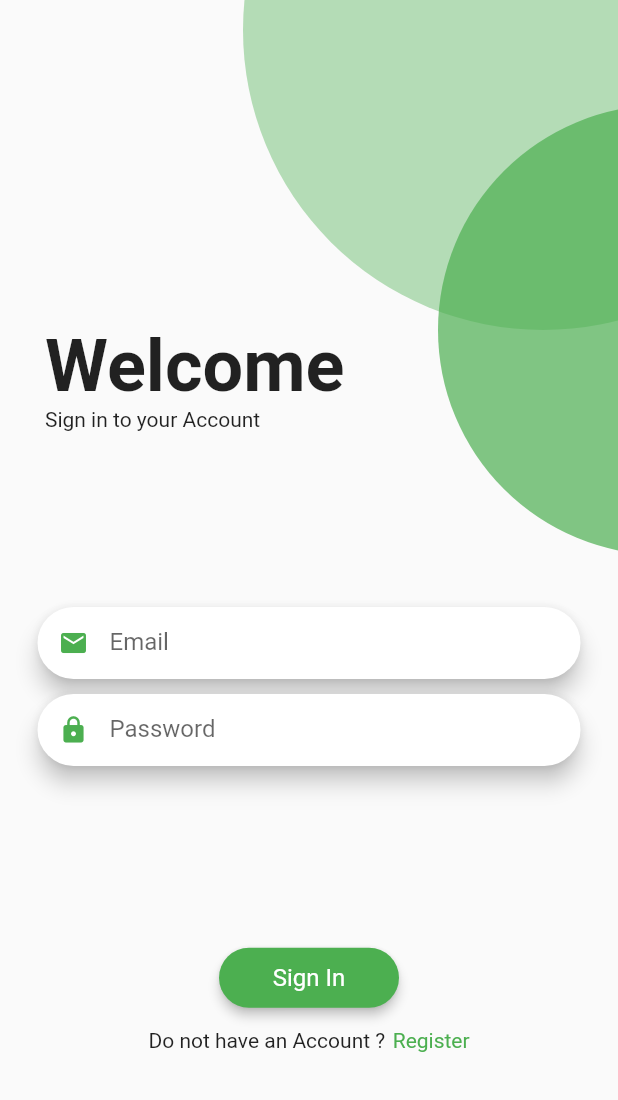
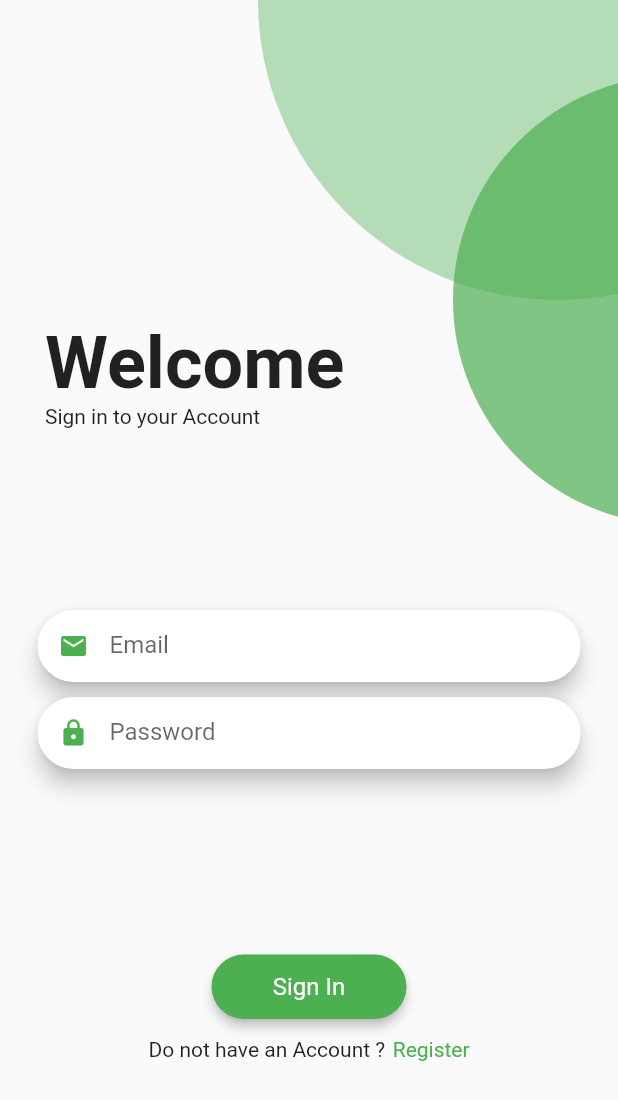
Before and after one commit to akashdeep007/hack-20, a Flutter app: the screen it shows after launch, on a phone screen of 412 x 824 dp. Shown: the top 1100 px of the screen. Run offline on Flutter 3.47's test engine with Material 2 defaults, Android fonts, the phone set to English and light mode, and no system bars; our stand-ins replace cloud_firestore, firebase_auth, image_picker, validators; accounts and stored records are empty.

Commit message:
Profile Page made and Login Loader made full page/.

```diff
--- a/lib/main.dart
+++ b/lib/main.dart
@@ -20,8 +20,8 @@ class MyApp extends StatelessWidget {
         theme: ThemeData(
           buttonTheme: ButtonThemeData(
             textTheme: ButtonTextTheme.primary,
-            height: 40,
-            minWidth: 120,
+            height: 43,
+            minWidth: 130,
             shape: RoundedRectangleBorder(
               borderRadius: BorderRadius.circular(29),
             )
--- a/lib/pages/AuthForm.dart
+++ b/lib/pages/AuthForm.dart
@@ -31,7 +31,6 @@ class _AuthFormState extends State<AuthForm> {
   Widget build(BuildContext context) {
     return Scaffold(
       body: Container(
-          padding: EdgeInsets.fromLTRB(10, 20, 10, 20),
           child : Stack(
             children: <Widget>[
               CustomPaint(
@@ -40,15 +39,12 @@ class _AuthFormState extends State<AuthForm> {
                   height: 100,
                 ),
               ),
-              Container(
-                margin: EdgeInsets.all(10),
-                child: AnimatedSwitcher(
-                  duration: Duration(milliseconds: 300),
-                  switchInCurve: Curves.easeIn,
-                  switchOutCurve: Curves.easeOut,
-                  transitionBuilder: (child, animation) => ScaleTransition(scale: animation, alignment: FractionalOffset.center, child: child,),
-                  child: _isSignup ? Signup(changeForm: _changeForm) : Login(changeForm: _changeForm,),
-                ),
+              AnimatedSwitcher(
+                duration: Duration(milliseconds: 300),
+                switchInCurve: Curves.easeIn,
+                switchOutCurve: Curves.easeOut,
+                transitionBuilder: (child, animation) => ScaleTransition(scale: animation, alignment: FractionalOffset.center, child: child,),
+                child: _isSignup ? Signup(changeForm: _changeForm) : Login(changeForm: _changeForm,),
               ),
             ],
           )
--- a/lib/pages/Main/Contact.dart
+++ b/lib/pages/Main/Contact.dart
@@ -1,7 +1,7 @@
 import 'package:flutter/material.dart';
 
 
-class ContactPage extends StatelessWidget {
+class Contact extends StatelessWidget {
   @override
   Widget build(BuildContext context) {
     return Container(
--- a/lib/pages/Wrapper.dart
+++ b/lib/pages/Wrapper.dart
@@ -4,12 +4,12 @@ import 'package:provider/provider.dart';
 import 'package:the_robin_app/blocs/DatabaseService.dart';
 import 'package:the_robin_app/models/User.dart';
 import 'package:the_robin_app/pages/AuthForm.dart';
-import 'package:the_robin_app/pages/Main/Home.dart';
+import 'package:the_robin_app/pages/Main/Main.dart';
 
 class Wrapper extends StatelessWidget {
   @override
   Widget build(BuildContext context) {
     final user = Provider.of<FirebaseUser>(context);
-    return user == null ? AuthForm(false) : StreamProvider<User>.value(value: DatabaseService(uid: user.uid).user,child: Home());
+    return user == null ? AuthForm(false) : StreamProvider<User>.value(value: DatabaseService(uid: user.uid).user,child: Main());
   }
 }
--- a/lib/widgets/Login.dart
+++ b/lib/widgets/Login.dart
@@ -48,6 +48,7 @@ class _LoginState extends State<Login> {
     return Stack(
       children: <Widget>[
         Container(
+          margin: EdgeInsets.all(20),
           child: Column(
             mainAxisAlignment: MainAxisAlignment.spaceEvenly,
             children: <Widget>[
@@ -126,7 +127,7 @@ class _LoginState extends State<Login> {
             ],
           ),
         ),
-        isLoading ? Center(child: CircularProgressIndicator(),) : Container(),
+        isLoading ? SizedBox.expand(child: Container(color: Colors.black26,child: Center(child: CircularProgressIndicator(),))) : Container(),
       ],
     );
   }
--- a/lib/widgets/Signup.dart
+++ b/lib/widgets/Signup.dart
@@ -66,6 +66,8 @@ class _SignupState extends State<Signup> {
               constraints: BoxConstraints(
                 minHeight: constraints.maxHeight
               ),
+              child: Container(
+                margin: EdgeInsets.all(20),
                 child: Column(
                   mainAxisAlignment: MainAxisAlignment.spaceEvenly,
                   children: <Widget>[
@@ -85,6 +87,7 @@ class _SignupState extends State<Signup> {
                         ),
                       ),
                     ),
+                    SizedBox(height: 10,),
                     Form(
                       key: _formKey,
                       child: Column(
@@ -143,6 +146,7 @@ class _SignupState extends State<Signup> {
               ),
             ),
           ),
+        ),
         isLoading ? Center(child: CircularProgressIndicator(),) : Container()
       ],
     );
--- a/pubspec.yaml
+++ b/pubspec.yaml
@@ -28,6 +28,7 @@ dependencies:
   provider:
   flutter_screenutil: ^2.1.0
   validators:
+  image_picker: ^0.6.7+2
 
 dev_dependencies:
   flutter_test:
```
Also changed, not shown: lib/pages/Main/Home.dart (+19 -47 lines), lib/pages/Main/HomePage.dart (deleted, +0 -10 lines), lib/pages/Main/Main.dart (added, +61 -0 lines), lib/pages/Main/Profile.dart (+56 -12 lines), pubspec.lock. Lines whose indentation alone changed are shown as unchanged.
